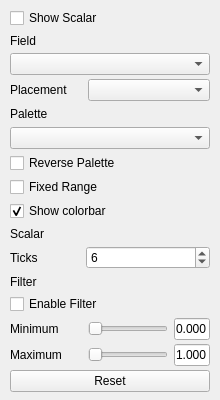
thermeng/SciRender, file src/ui/scalar_page.ui: the form before one commit.
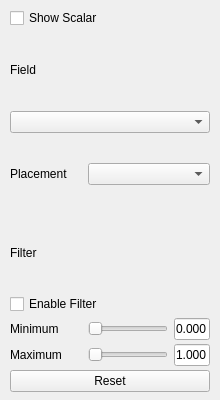
The form after the commit.

Commit message: fix: slice colormap dead; removed dead ui page codes

```diff
--- a/src/ui/scalar_page.ui
+++ b/src/ui/scalar_page.ui
@@ -83,89 +83,6 @@
          </layout>
         </widget>
        </item>
-      <item>
-       <widget class="QLabel" name="paletteHeader"><property name="text">
-         <string>Palette</string>
-        </property>
-       </widget>
-      </item>
-      <item>
-       <widget class="QComboBox" name="paletteCombo"/>
-      </item>
-      <item>
-       <widget class="QCheckBox" name="reversePalette">
-        <property name="text">
-         <string>Reverse Palette</string>
-        </property>
-       </widget>
-      </item>
-      <item>
-       <widget class="QCheckBox" name="colorRangeCb">
-        <property name="text">
-         <string>Fixed Range</string>
-        </property>
-        <property name="toolTip">
-         <string>Map a fixed value range to the palette; values below/above clamp to the end colors</string>
-        </property>
-        <property name="checked">
-         <bool>false</bool>
-        </property>
-       </widget>
-      </item>
-       <item>
-        <widget class="QCheckBox" name="showColorbar">
-        <property name="text">
-         <string>Show colorbar</string>
-        </property>
-        <property name="checked">
-         <bool>true</bool>
-        </property>
-       </widget>
-      </item>
-      <item>
-       <widget class="QLabel" name="colorbarHeader"><property name="text">
-         <string>Scalar</string>
-        </property>
-       </widget>
-      </item>
-      <item>
-       <layout class="QHBoxLayout" name="ticksRow">
-        <item>
-         <widget class="QLabel" name="ticksLabel">
-          <property name="minimumSize">
-           <size>
-            <width>72</width>
-            <height>0</height>
-           </size>
-          </property>
-          <property name="maximumSize">
-           <size>
-            <width>72</width>
-            <height>16777215</height>
-           </size>
-          </property><property name="text">
-           <string>Ticks</string>
-          </property>
-          <property name="alignment">
-           <set>Qt::AlignmentFlag::AlignLeading|Qt::AlignmentFlag::AlignLeft|Qt::AlignmentFlag::AlignVCenter</set>
-          </property>
-         </widget>
-        </item>
-        <item>
-         <widget class="QSpinBox" name="ticksSpin">
-          <property name="minimum">
-           <number>2</number>
-          </property>
-          <property name="maximum">
-           <number>20</number>
-          </property>
-          <property name="value">
-           <number>6</number>
-          </property>
-         </widget>
-        </item>
-       </layout>
-      </item>
        <item>
         <widget class="QLabel" name="filterHeader"><property name="text">
           <string>Filter</string>
```
The commit also changes 16 other files.
